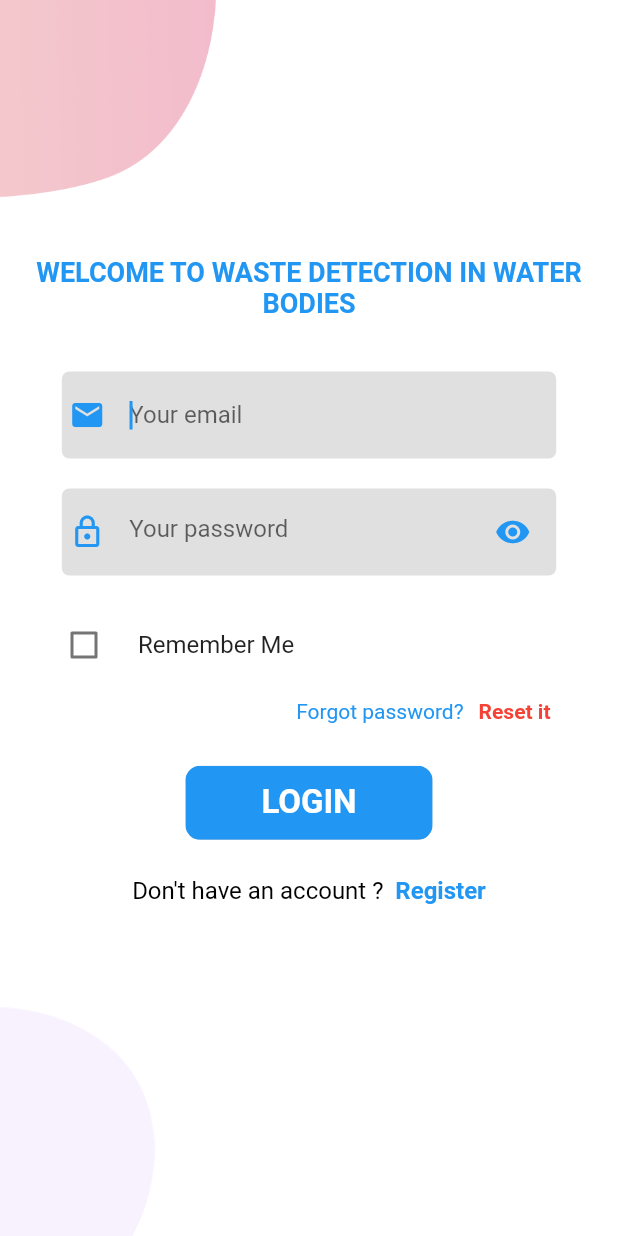
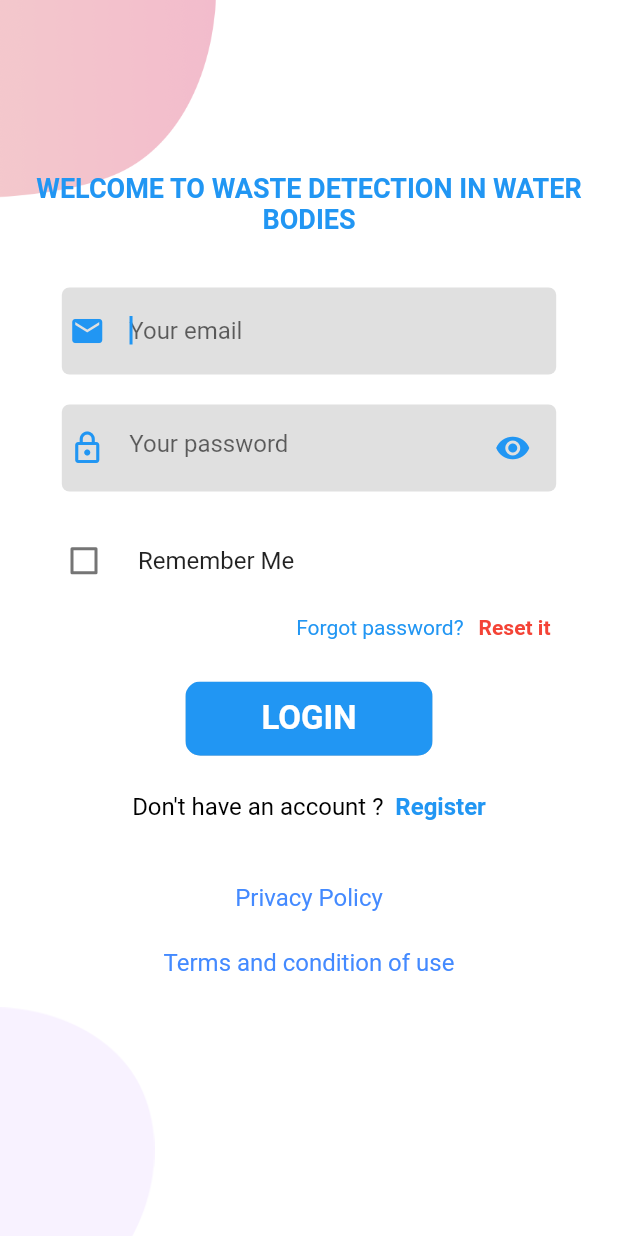
Before and after one commit to ndayishimiyefidel/plastic_bags_detection, a Flutter app: the screen it shows after launch, after a tap on "GET STARTED", on a phone screen of 412 x 824 dp. Run offline on Flutter 3.47's test engine with Material 2 defaults, Android fonts, the phone set to English and light mode, and no system bars; our stand-ins replace cached_network_image, cloud_firestore, firebase_auth, firebase_core, firebase_storage, fluttertoast and 4 more; missing offline and left inert: splash_screen_view, tflite; accounts and stored records are empty.

```diff
--- a/lib/screen/Login/components/body.dart
+++ b/lib/screen/Login/components/body.dart
@@ -3,7 +3,7 @@ import 'package:firebase_auth/firebase_auth.dart';
 import 'package:flutter/material.dart';
 import 'package:fluttertoast/fluttertoast.dart';
 import 'package:shared_preferences/shared_preferences.dart';
-
+import 'package:url_launcher/url_launcher.dart';
 import '../../../components/text_field_container.dart';
 import '../../../utils/constants.dart';
 import '../../../widgets/progress_widget.dart';
@@ -266,6 +266,35 @@ class _SignInState extends State<SignIn> {
                   )
                 ],
               ),
+                SizedBox(
+                height: size.height * 0.05,
+              ),
+              GestureDetector(
+                onTap: () {
+                const String url = "https://www.freeprivacypolicy.com/live/65f8d8db-ed42-468d-aff3-927528aa213f";
+                _launchURL(url);
+                },
+                child: const Text(
+                  "Privacy Policy",
+                  style: TextStyle(fontSize: 16, color: Colors.blueAccent),
+                ),
+              ),
+              SizedBox(
+                height: size.height * 0.03,
+              ),
+              GestureDetector(
+                onTap: () {
+                  const String url = "https://www.privacypolicyonline.com/live.php?token=0tibucdqOozphMqyKc81zlyXqehytTdq";
+                _launchURL(url);
+                },
+                child: const Text(
+                  "Terms and condition of use",
+                  style: TextStyle(fontSize: 16, color: Colors.blueAccent),
+                ),
+              ),
+              SizedBox(
+                height: size.height * 0.01,
+              ),
               SizedBox(
                 height: size.height * 0.06,
               ),
@@ -274,17 +303,24 @@ class _SignInState extends State<SignIn> {
         ),
       ),
     );
+
   }
+
+
+  _launchURL(String url) async {
+    if (await canLaunchUrl(Uri.parse(url))) {
+      await launchUrl(Uri.parse(url));
+    } else {
+      throw 'Could not launch $url';
+    }
+  }
+
 
   void loginUser() async {
     if (_formkey.currentState!.validate()) {
       setState(() {
         isloading = true;
       });
-      // if(checkedValue){
-      //   box1.put('email', emailEditingController.value.text);
-      //   box1.put('pass', passwordEditingController.value.text);
-      // }
       preferences = await SharedPreferences.getInstance();
 
       var user = FirebaseAuth.instance.currentUser;
--- a/lib/screen/Welcome/components/body.dart
+++ b/lib/screen/Welcome/components/body.dart
@@ -81,7 +81,7 @@ class _BodyState extends State<Body> {
             //   height: size.height * 0.45,
             // ),
             Image.asset(
-              'assets/plastic.jpg', // Replace with your own image asset
+              'assets/back1.jpeg', // Replace with your own image asset
               height: size.height * 0.45,
               width: size.width * 0.8,
               fit: BoxFit.fill,
--- a/pubspec.yaml
+++ b/pubspec.yaml
@@ -4,7 +4,7 @@ description: A new Flutter project.
 # pub.dev using `flutter pub publish`. This is preferred for private packages.
 publish_to: 'none' # Remove this line if you wish to publish to pub.dev
 
-version: 1.0.0+1
+version: 1.0.0+4
 
 environment:
   sdk: '>=2.19.0 <3.0.0'
@@ -16,6 +16,7 @@ dependencies:
   firebase_core: ^2.14.0
   fluttertoast: ^8.1.2
   tflite: ^1.1.2
+  url_launcher: ^6.1.14
   cached_network_image: ^3.2.2
   cloud_firestore: ^4.4.4
   form_builder_file_picker: ^2.3.0
@@ -28,6 +29,7 @@ dependencies:
   geolocator: ^10.0.0
   geocoding: ^2.1.0
   flutter_launcher_icons: ^0.11.0
+  google_mobile_ads: ^3.0.0
 dev_dependencies:
   flutter_test:
     sdk: flutter
@@ -37,7 +39,6 @@ dev_dependencies:
 
 flutter:
   uses-material-design: true
-
 
   assets:
     - assets/
```
Also changed, not shown: lib/screen/Welcome/detected_images.dart (+71 -17 lines), lib/screen/Welcome/home.dart (+66 -34 lines), pubspec.lock, 6 other files.
